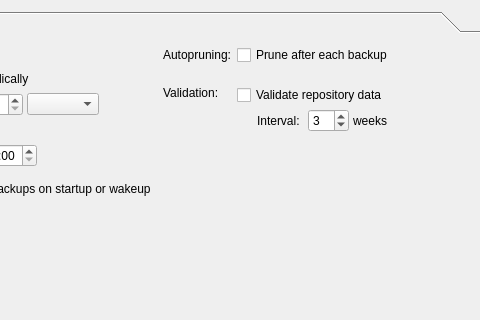
This is src/vorta/assets/UI/scheduletab.ui in borgbase/vorta as Qt 5 draws it before an edit; both pictures show x 207 to 687 and y 0 to 320 of the 687 by 544 pixel window. The edited form follows.
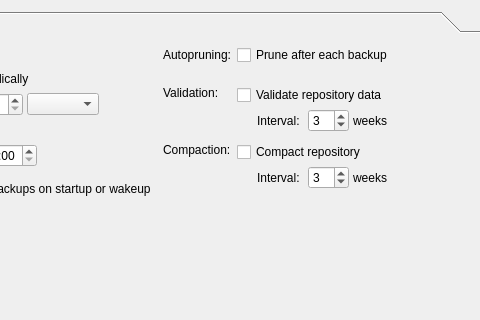
This is the edited form.

Commit message: Add compaction scheduling. By @shivansh02 (#1981)

```diff
--- a/src/vorta/assets/UI/scheduletab.ui
+++ b/src/vorta/assets/UI/scheduletab.ui
@@ -443,6 +443,116 @@
              </item>
             </layout>
            </item>
+           <item row="3" column="0">
+            <widget class="QLabel" name="compaction_label">
+             <property name="text">
+              <string>Compaction:</string>
+             </property>
+            </widget>
+           </item>
+           <item row="3" column="1">
+            <layout class="QVBoxLayout" name="verticalLayout_7">
+             <property name="spacing">
+              <number>4</number>
+             </property>
+             <property name="topMargin">
+              <number>4</number>
+             </property>
+             <item>
+              <widget class="QCheckBox" name="compactionCheckBox">
+               <property name="text">
+                <string>Compact repository</string>
+               </property>
+              </widget>
+             </item>
+             <item>
+            <widget class="QFrame" name="frameCompaction">
+               <property name="sizePolicy">
+                <sizepolicy hsizetype="Fixed" vsizetype="Preferred">
+                 <horstretch>0</horstretch>
+                 <verstretch>0</verstretch>
+                </sizepolicy>
+               </property>
+               <layout class="QHBoxLayout" name="layoutCompaction">
+                <property name="spacing">
+                 <number>4</number>
+                </property>
+                <property name="leftMargin">
+                 <number>0</number>
+                </property>
+                <property name="topMargin">
+                 <number>0</number>
+                </property>
+                <property name="rightMargin">
+                 <number>0</number>
+                </property>
+                <property name="bottomMargin">
+                 <number>0</number>
+                </property>
+                <item>
+                 <spacer name="horizontalSpacer_8">
+                  <property name="orientation">
+                   <enum>Qt::Horizontal</enum>
+                  </property>
+                  <property name="sizeType">
+                   <enum>QSizePolicy::Fixed</enum>
+                  </property>
+                  <property name="sizeHint" stdset="0">
+                   <size>
+                    <width>20</width>
+                    <height>20</height>
+                   </size>
+                  </property>
+                 </spacer>
+                </item>
+                <item>
+                 <widget class="QLabel" name="interval_label">
+                  <property name="text">
+                   <string>Interval:</string>
+                  </property>
+                 </widget>
+                </item>
+                <item>
+                 <spacer name="horizontalSpacer_interval">
+                  <property name="orientation">
+                   <enum>Qt::Horizontal</enum>
+                  </property>
+                  <property name="sizeType">
+                   <enum>QSizePolicy::Fixed</enum>
+                  </property>
+                  <property name="sizeHint" stdset="0">
+                   <size>
+                    <width>4</width>
+                    <height>1</height>
+                   </size>
+                  </property>
+                 </spacer>
+                </item>
+                <item>
+                 <widget class="QSpinBox" name="compactionWeeksCount">
+                  <property name="minimum">
+                   <number>1</number>
+                  </property>
+                  <property name="maximum">
+                   <number>52</number>
+                  </property>
+                  <property name="value">
+                   <number>3</number>
+                  </property>
+                 </widget>
+                </item>
+                <item>
+                 <widget class="QLabel" name="compaction_weeks_label">
+                  <property name="text">
+                   <string>weeks</string>
+                  </property>
+                 </widget>
+                </item>
+               </layout>
+              </widget>
+             </item>
+            </layout>
+           </item>
            <item row="1" column="1">
             <spacer name="verticalSpacer_4">
              <property name="orientation">
```
The commit also changes 5 other files.
